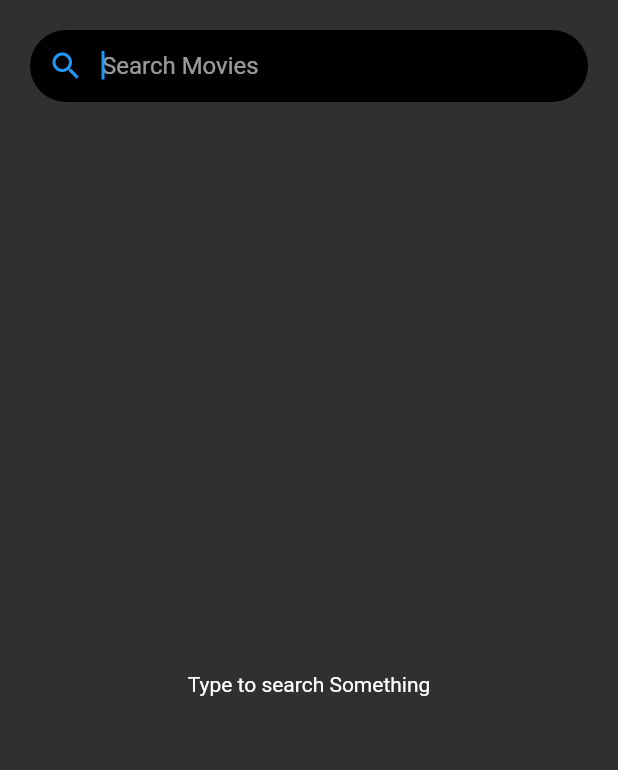
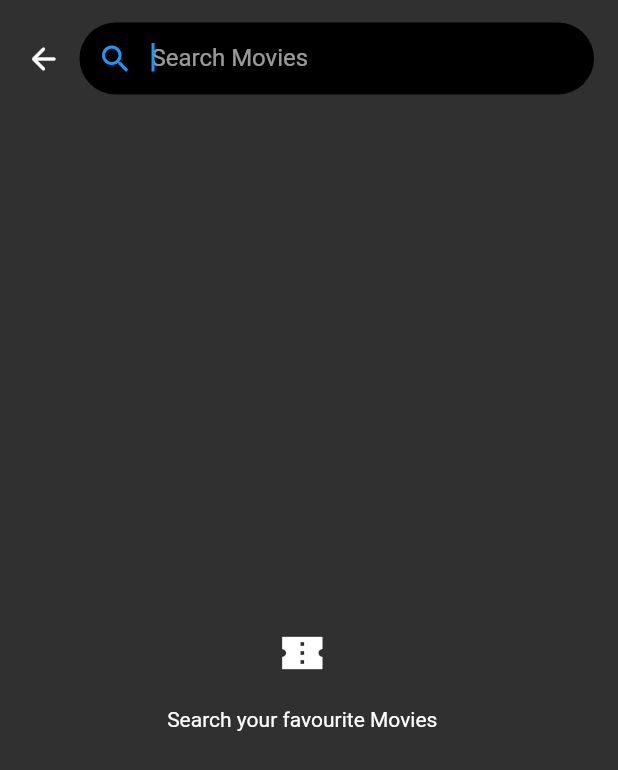
Before and after one commit to AbdulBasitab/MovieFlix, a Flutter app: the SearchScreen screen opened directly, on a phone screen of 412 x 824 dp. Shown: the top 770 px of the screen. Run offline on Flutter 3.47's test engine with Material 2 defaults, Android fonts, the phone set to English and light mode, and no system bars; our stand-ins replace cached_network_image, flutter_bloc, google_fonts; network calls fail.

Commit message:
Improved search UI and other small fixes

```diff
--- a/lib/screens/movie_screens/movie_detail_screen.dart
+++ b/lib/screens/movie_screens/movie_detail_screen.dart
@@ -1,5 +1,6 @@
 import 'package:flutter/material.dart';
 import 'package:flutter_bloc/flutter_bloc.dart';
+import 'package:movies_app/constants/data_constants.dart';
 import 'package:movies_app/models/movie.dart';
 import 'package:movies_app/widgets/image_widget.dart';
 import '../../cubit/api_cubit/api_service_cubit.dart';
@@ -87,7 +88,7 @@ class _MovieDetailPageState extends State<MovieDetailPage> {
                       ),
                     ),
                     Text(
-                      widget.movie.releaseDate.toString(),
+                      widget.movie.releaseDate!.formatDate().toString(),
                       style: const TextStyle(
                           color: Colors.white, fontWeight: FontWeight.bold),
                     ),
--- a/lib/screens/search_screen/search_screen.dart
+++ b/lib/screens/search_screen/search_screen.dart
@@ -1,5 +1,8 @@
+import 'dart:io';
+
 import 'package:flutter/material.dart';
 import 'package:flutter_bloc/flutter_bloc.dart';
+import 'package:movies_app/constants/data_constants.dart';
 import 'package:movies_app/cubit/api_cubit/api_service_cubit_state.dart';
 import 'package:movies_app/models/movie.dart';
 import 'package:movies_app/widgets/image_widget.dart';
@@ -38,9 +41,28 @@ class _SearchScreenState extends State<SearchScreen> {
       child: Scaffold(
         resizeToAvoidBottomInset: true,
         body: Padding(
-          padding: const EdgeInsets.all(20.0),
+          padding: const EdgeInsets.only(
+            right: 14,
+            top: 15,
+            bottom: 10,
+            left: 5,
+          ),
           child: Column(
             children: [
+              Row(
+                mainAxisAlignment: MainAxisAlignment.start,
+                children: [
+                  IconButton(
+                    splashColor: Colors.transparent,
+                    onPressed: () {
+                      Navigator.pop(context);
+                    },
+                    icon: Icon(
+                      (Platform.isAndroid)
+                          ? Icons.arrow_back_rounded
+                          : Icons.arrow_back_ios_new_rounded,
+                    ),
+                  ),
                   Hero(
                     tag: "Searchbar",
                     child: CustomMaterial3SearchBar(
@@ -54,21 +76,25 @@ class _SearchScreenState extends State<SearchScreen> {
                       focusNode: searchFocusNode,
                     ),
                   ),
-              const SizedBox(height: 40),
+                ],
+              ),
+              const SizedBox(height: 30),
               Expanded(
-                  // height: 300,
-                  // width: double.infinity,
                   child: BlocBuilder<SearchMoviesShowCubit, ApiServiceCubit>(
                 builder: (context, state) {
                   if (state is SearchMoviesState) {
                     List<Movie> searchedMovies = state.searchedMovies;
-                    return ListView.builder(
+                    return Padding(
+                      padding: const EdgeInsets.only(
+                        left: 17,
+                      ),
+                      child: ListView.builder(
                           // physics: const ClampingScrollPhysics(),
                           itemCount: state.searchedMovies.length,
                           itemBuilder: (context, index) {
                             return Padding(
                               padding: const EdgeInsets.only(
-                              bottom: 15,
+                                bottom: 20,
                               ),
                               child: InkWell(
                                 onTap: () {
@@ -93,25 +119,31 @@ class _SearchScreenState extends State<SearchScreen> {
                                       height: 100,
                                       width: 80,
                                       decoration: BoxDecoration(
+                                          borderRadius:
+                                              BorderRadius.circular(10),
+                                          color: Colors.black),
+                                      child: ClipRRect(
                                         borderRadius: BorderRadius.circular(10),
-                                    ),
                                         child: ImageWidget(
                                           imageUrl:
                                               'https://image.tmdb.org/t/p/w500${searchedMovies[index].poster}',
-                                      iconSize: 18,
+                                          iconSize: 22,
+                                        ),
                                       ),
                                     ),
                                     const SizedBox(width: 15),
                                     Column(
-                                    mainAxisAlignment: MainAxisAlignment.start,
+                                      mainAxisAlignment:
+                                          MainAxisAlignment.start,
                                       crossAxisAlignment:
                                           CrossAxisAlignment.start,
                                       mainAxisSize: MainAxisSize.min,
                                       children: [
                                         SizedBox(
-                                        width:
-                                            MediaQuery.of(context).size.width -
-                                                180,
+                                          width: MediaQuery.of(context)
+                                                  .size
+                                                  .width -
+                                              160,
                                           child: Text(
                                             searchedMovies[index].title ?? '',
                                             style: const TextStyle(
@@ -127,7 +159,7 @@ class _SearchScreenState extends State<SearchScreen> {
                                         SearchedRowWidget(
                                           icon: Icons.star_border_outlined,
                                           dataDisplay: Text(
-                                          "  ${searchedMovies[index].rating}",
+                                            "  ${searchedMovies[index].rating!.toStringAsFixed(1)}",
                                           ),
                                           iconSize: 16,
                                           iconColor: Colors.amber,
@@ -137,7 +169,7 @@ class _SearchScreenState extends State<SearchScreen> {
                                           icon: Icons.calendar_month_outlined,
                                           iconSize: 16,
                                           dataDisplay: Text(
-                                          "  ${searchedMovies[index].releaseDate ?? '-'}",
+                                            "  ${searchedMovies[index].releaseDate?.formatDate() ?? '-'}",
                                           ),
                                         ),
                                         const SizedBox(height: 10),
@@ -147,15 +179,27 @@ class _SearchScreenState extends State<SearchScreen> {
                                 ),
                               ),
                             );
-                        });
+                          }),
+                    );
                   } else if (state is LoadingMovieState) {
                     return const Center(child: CircularProgressIndicator());
                   } else if (state is ErrorMovieState) {
                     return Center(child: Text(state.errorMessage));
                   } else {
                     return const Center(
-                      child: Text(
-                        "Type to search Something",
+                      child: Column(
+                        mainAxisAlignment: MainAxisAlignment.center,
+                        crossAxisAlignment: CrossAxisAlignment.center,
+                        children: [
+                          Icon(
+                            Icons.confirmation_number_sharp,
+                            size: 32,
+                          ),
+                          SizedBox(height: 20),
+                          Text(
+                            "Search your favourite Movies",
+                          ),
+                        ],
                       ),
                     );
                   }
--- a/lib/screens/tv_screens/tv_detail_screen.dart
+++ b/lib/screens/tv_screens/tv_detail_screen.dart
@@ -1,5 +1,6 @@
 import 'package:flutter/material.dart';
 import 'package:flutter_bloc/flutter_bloc.dart';
+import 'package:movies_app/constants/data_constants.dart';
 import 'package:movies_app/models/tv_show.dart';
 import '../../cubit/api_cubit/api_service_cubit.dart';
 import '../../cubit/api_cubit/api_service_cubit_state.dart';
@@ -91,7 +92,7 @@ class _TvDetailPageState extends State<TvDetailPage> {
                       ),
                     ),
                     Text(
-                      widget.tvShow.firstairDate.toString(),
+                      widget.tvShow.firstairDate!.formatDate().toString(),
                       style: const TextStyle(
                           color: Colors.white, fontWeight: FontWeight.bold),
                     ),
--- a/lib/widgets/searchbar_widget.dart
+++ b/lib/widgets/searchbar_widget.dart
@@ -24,7 +24,9 @@ class _CustomMaterial3SearchBarState extends State<CustomMaterial3SearchBar> {
 
   @override
   Widget build(BuildContext context) {
-    return Material(
+    return SizedBox(
+      width: MediaQuery.of(context).size.width - 69,
+      child: Material(
         color: Colors.black,
         //shadowColor: Colors.white,
         shape: RoundedRectangleBorder(
@@ -38,6 +40,9 @@ class _CustomMaterial3SearchBarState extends State<CustomMaterial3SearchBar> {
             FocusScope.of(context).unfocus();
           },
           textInputAction: TextInputAction.search,
+          onSubmitted: (value) {
+            FocusScope.of(context).unfocus();
+          },
           decoration: InputDecoration(
             contentPadding: const EdgeInsets.only(
               top: 14,
@@ -66,6 +71,7 @@ class _CustomMaterial3SearchBarState extends State<CustomMaterial3SearchBar> {
           },
           style: const TextStyle(fontSize: 16.0),
         ),
+      ),
     );
   }
 }
```
Also changed, not shown: lib/constants/data_constants.dart (+20 -0 lines), lib/widgets/image_widget.dart (+6 -3 lines). Lines whose indentation alone changed are shown as unchanged.
